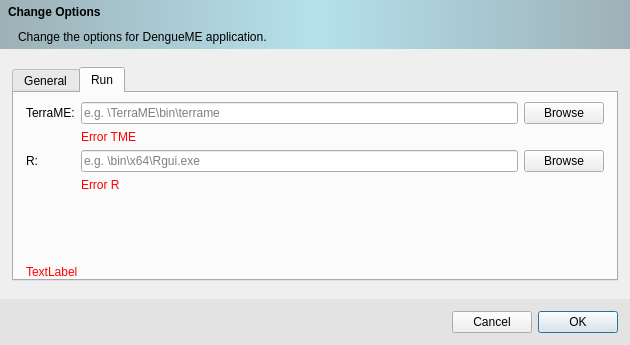
Old version of the form src/options.ui in the repository ufopleds/DengueME.
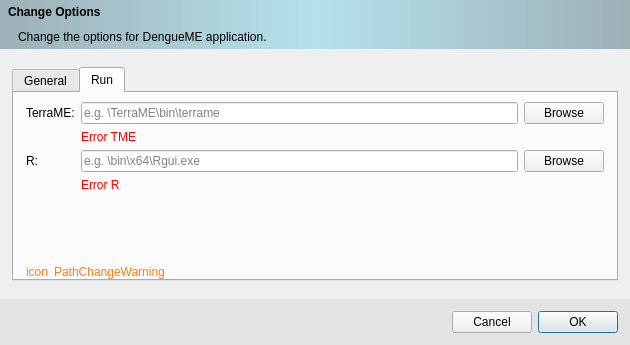
New version of the form. The open tabs and pages were chosen to show the change.

Commit message:
Update Warning colors for the options interface. Issue #50.
Fixes #50.

Diff of the .ui file:
```diff
--- a/src/options.ui
+++ b/src/options.ui
@@ -105,6 +105,9 @@
      </property>
      <item>
       <widget class="QTabWidget" name="tabWidget">
+       <property name="styleSheet">
+        <string notr="true"/>
+       </property>
        <property name="currentIndex">
         <number>0</number>
        </property>
@@ -348,6 +351,9 @@
          </item>
          <item row="2" column="1">
           <layout class="QHBoxLayout" name="horizontalLayout_2">
+           <property name="leftMargin">
+            <number>0</number>
+           </property>
            <property name="topMargin">
             <number>0</number>
            </property>
@@ -357,13 +363,23 @@
            <property name="bottomMargin">
             <number>0</number>
            </property>
+           <item>
+            <widget class="QLabel" name="iconWarningRunLabel">
+             <property name="styleSheet">
+              <string notr="true">color: rgb(253, 128, 8);</string>
+             </property>
+             <property name="text">
+              <string>icon</string>
+             </property>
+            </widget>
+           </item>
            <item>
             <widget class="QLabel" name="warningRunLabel">
              <property name="styleSheet">
-              <string notr="true">color: red;</string>
+              <string notr="true">color: rgb(253, 128, 8);</string>
              </property>
              <property name="text">
-              <string>TextLabel</string>
+              <string>PathChangeWarning</string>
              </property>
             </widget>
            </item>
```
Left out of the diff: 14 changed lines with no effect on the pictures. The commit also changes 1 other file.
